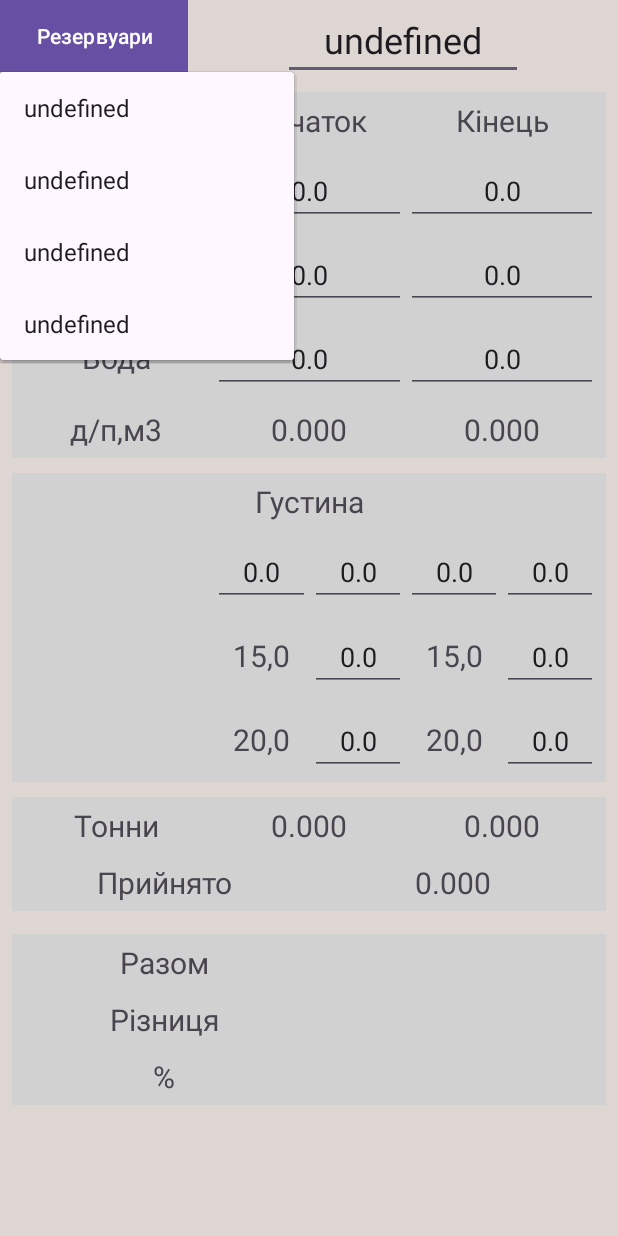
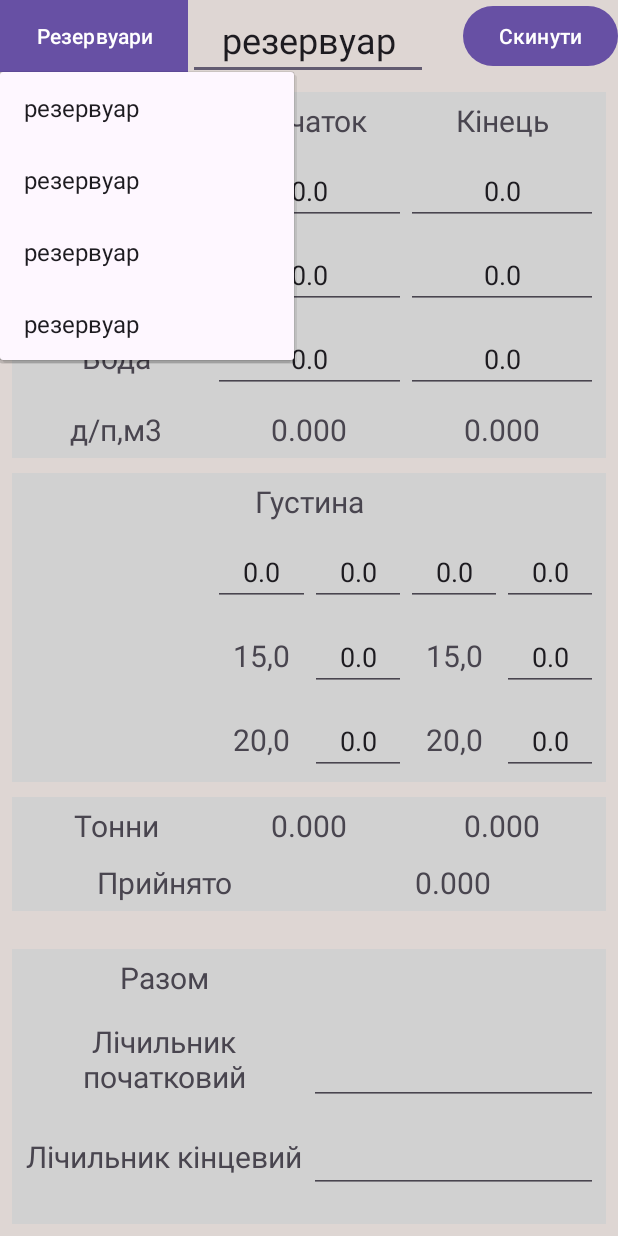
Before and after one commit to QV1LL/calculations-app, an Android app: the screen it shows after launch (MainActivity), after a tap on "Резервуари", on a phone screen of 412 x 824 dp. Run offline under Robolectric (Android 15) with nearby library versions, the phone set to English and light mode, and no system bars.

Commit message:
Add reset button and some little fixes

```diff
--- a/app/src/main/java/com/example/calculations/MainActivity.java
+++ b/app/src/main/java/com/example/calculations/MainActivity.java
@@ -34,6 +34,7 @@ public class MainActivity extends AppCompatActivity {
     private ArrayList<Tank> savedTanks = new ArrayList<Tank>();
 
     private static int currentTankIndex = 0;
+    private boolean isResetInstances = false;
 
     @Override
     protected void onCreate(Bundle savedInstanceState) {
@@ -47,6 +48,21 @@ public class MainActivity extends AppCompatActivity {
         });
 
         setupPopupMenu();
+        setupResetButton();
+    }
+
+    private void setupResetButton() {
+        Button resetButton = (Button) findViewById(R.id.resetButton);
+
+        resetButton.setOnClickListener(new View.OnClickListener() {
+            @Override
+            public void onClick(View view) {
+                if(!tanks.isEmpty()) {
+                    tanks.get(currentTankIndex).resetInstances();
+                    setupText();
+                }
+            }
+        });
     }
 
     private void setupPopupMenu() {
@@ -92,7 +108,7 @@ public class MainActivity extends AppCompatActivity {
     }
 
     private void setupTank() {
-        tanks.get(currentTankIndex).name = (((EditText) findViewById(R.id.reservoirName)).getText().toString().isEmpty()) ? "undefined" : ((EditText) findViewById(R.id.reservoirName)).getText().toString();
+        tanks.get(currentTankIndex).name = (((EditText) findViewById(R.id.reservoirName)).getText().toString().isEmpty()) ? "резервуар" : ((EditText) findViewById(R.id.reservoirName)).getText().toString();
 
         tanks.get(currentTankIndex).startLevel = Float.valueOf((((TextView) findViewById(R.id.startLevel)).getText().toString().isEmpty()) ? "0f" : ((TextView) findViewById(R.id.startLevel)).getText().toString());
         tanks.get(currentTankIndex).endLevel = Float.valueOf((((TextView) findViewById(R.id.endLevel)).getText().toString().isEmpty()) ? "0f" : ((TextView) findViewById(R.id.endLevel)).getText().toString());
--- a/app/src/main/java/com/example/calculations/Tank.java
+++ b/app/src/main/java/com/example/calculations/Tank.java
@@ -2,7 +2,7 @@ package com.example.calculations;
 
 public class Tank {
 
-    public String name = "undefined";
+    public String name = "резервуар";
 
     public float startLevel = 0;
     public float endLevel = 0;
@@ -31,7 +31,12 @@ public class Tank {
     public float startTons;
     public float endTons;
     public float reception;
+
     public static float together;
+
+    public static float startCounter = 0;
+    public static float endCounter = 0;
+
     public static float difference;
 
     public void setupInstances() {
@@ -43,4 +48,30 @@ public class Tank {
 
         this.reception = this.endTons - this.startTons;
     }
+
+    public void resetInstances() {
+        this.startLevel = 0;
+        this.endLevel = 0;
+
+        this.startVolume = 0;
+        this.endVolume = 0;
+
+        this.startWater = 0;
+        this.endWater = 0;
+
+        this.startFreeDensityCounter = 0;
+        this.startFreeDensityCounterValue = 0;
+
+        this.endFreeDensityCounter = 0;
+        this.endFreeDensityCounterValue = 0;
+
+        this.start15DensityCounterValue = 0;
+        this.end15DensityCounterValue = 0;
+
+        this.start20DensityCounterValue = 0;
+        this.end20DensityCounterValue = 0;
+
+        startCounter = 0;
+        endCounter = 0;
+    }
 }
--- a/app/src/main/res/layout/activity_main.xml
+++ b/app/src/main/res/layout/activity_main.xml
@@ -26,14 +26,21 @@
             app:layout_constraintTop_toTopOf="parent" />
 
         <EditText
+            android:id="@+id/reservoirName"
             android:layout_width="160dp"
             android:layout_height="match_parent"
             android:gravity="center"
             android:text=""
-            android:id="@+id/reservoirName"
             android:textSize="24sp"
+            app:layout_constraintStart_toEndOf="@+id/popup_menu_button"
+            app:layout_constraintTop_toTopOf="parent" />
+
+        <Button
+            android:id="@+id/resetButton"
+            android:layout_width="wrap_content"
+            android:layout_height="wrap_content"
+            android:text="@string/buttonReset"
             app:layout_constraintEnd_toEndOf="parent"
-            app:layout_constraintStart_toEndOf="@+id/popup_menu_button"
             app:layout_constraintTop_toTopOf="parent" />
 
     </androidx.constraintlayout.widget.ConstraintLayout>
@@ -481,7 +488,7 @@
                 android:layout_width="match_parent"
                 android:layout_height="match_parent"
                 android:orientation="horizontal"
-                android:layout_marginTop="15dp"
+                android:layout_marginTop="25dp"
                 android:background="@color/secondColor"
                 android:padding="5dp">
 
@@ -500,6 +507,58 @@
                     android:layout_weight="1"
                     android:gravity="center"
                     android:textSize="20sp" />
+
+            </TableRow>
+
+            <TableRow
+                android:layout_width="match_parent"
+                android:layout_height="match_parent"
+                android:orientation="horizontal"
+                android:background="@color/secondColor"
+                android:padding="5dp">
+
+                <TextView
+                    android:layout_width="wrap_content"
+                    android:layout_height="match_parent"
+                    android:layout_weight="1"
+                    android:gravity="center"
+                    android:text="@string/startCounter"
+                    android:textSize="20sp" />
+
+                <EditText
+                    android:id="@+id/startCounter"
+                    android:layout_width="wrap_content"
+                    android:layout_height="match_parent"
+                    android:layout_weight="1"
+                    android:gravity="center"
+                    android:textSize="20sp"
+                    android:inputType="numberDecimal"/>
+
+            </TableRow>
+
+            <TableRow
+                android:layout_width="match_parent"
+                android:layout_height="match_parent"
+                android:orientation="horizontal"
+                android:background="@color/secondColor"
+                android:padding="5dp">
+
+                <TextView
+                    android:layout_width="wrap_content"
+                    android:layout_height="match_parent"
+                    android:layout_weight="1"
+                    android:gravity="center"
+                    android:text="@string/endCounter"
+                    android:textSize="20sp" />
+
+                <EditText
+                    android:id="@+id/endCounter"
+                    android:layout_width="wrap_content"
+                    android:layout_height="match_parent"
+                    android:layout_weight="1"
+                    android:gravity="center"
+                    android:textSize="20sp"
+                    android:inputType="numberDecimal"/>
 
             </TableRow>
 
--- a/app/src/main/res/values/strings.xml
+++ b/app/src/main/res/values/strings.xml
@@ -14,4 +14,7 @@
     <string name="together">Разом</string>
     <string name="difference">Різниця</string>
     <string name="percents">%</string>
+    <string name="startCounter">Лічильник початковий</string>
+    <string name="endCounter">Лічильник кінцевий</string>
+    <string name="buttonReset">Скинути</string>
 </resources>
```
